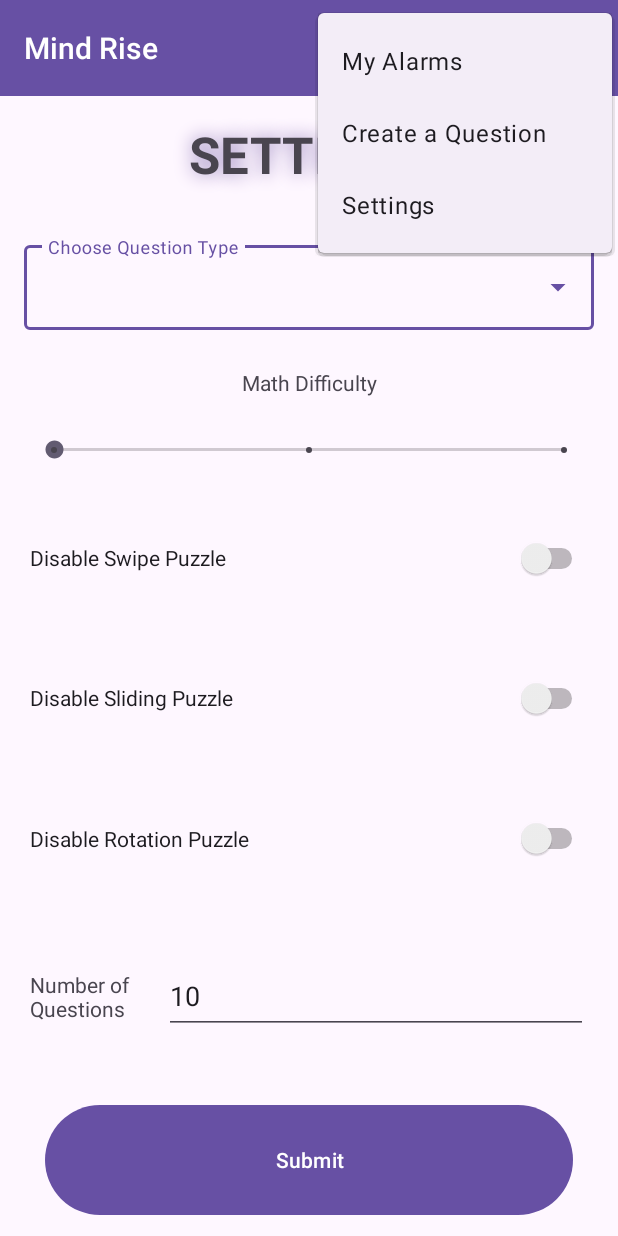
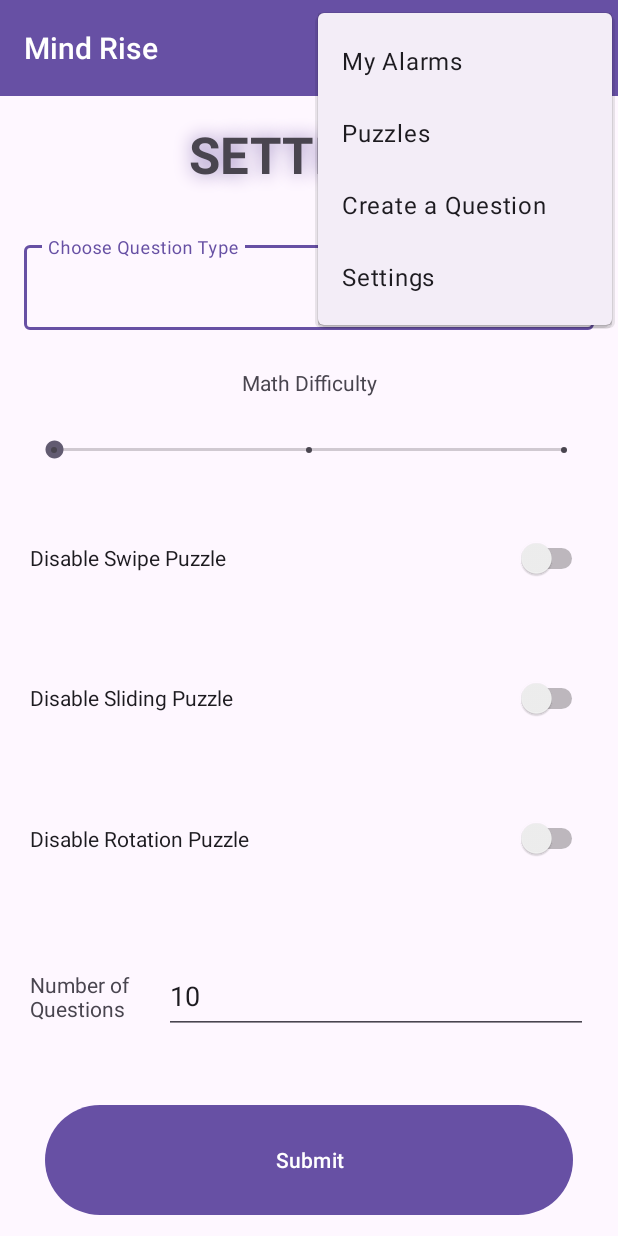
Before and after one commit to Nijaek/cs407-alarm-clock, an Android app: the SettingsScreen screen opened directly, with no data from a screen before it, with the options menu open, on a phone screen of 412 x 824 dp. Run offline under Robolectric (Android 15) with nearby library versions, the light colour scheme and no system bars.

Commit message:
Toolbar updates

```diff
--- a/app/src/main/java/com/cs407/alarm_clock/ToolbarActivity.java
+++ b/app/src/main/java/com/cs407/alarm_clock/ToolbarActivity.java
@@ -32,6 +32,10 @@
             // Handle My Alarms
             startActivity(new Intent(this, alarm_overview.class));
             return true;
+        } else if (itemId == R.id.action_puzzles) {
+            // Handle Puzzles
+            startActivity(new Intent(this, puzzleInitialize.class));
+            return true;
         } else if (itemId == R.id.action_create_question) {
             // Handle Create a Question
             return true;
--- a/app/src/main/res/menu/toolbar_menu.xml
+++ b/app/src/main/res/menu/toolbar_menu.xml
@@ -3,6 +3,10 @@
     <item
         android:id="@+id/action_my_alarms"
         android:title="My Alarms"
+        app:showAsAction="never" />
+    <item
+        android:id="@+id/action_puzzles"
+        android:title="Puzzles"
         app:showAsAction="never" />
     <item
         android:id="@+id/action_create_question"
```
